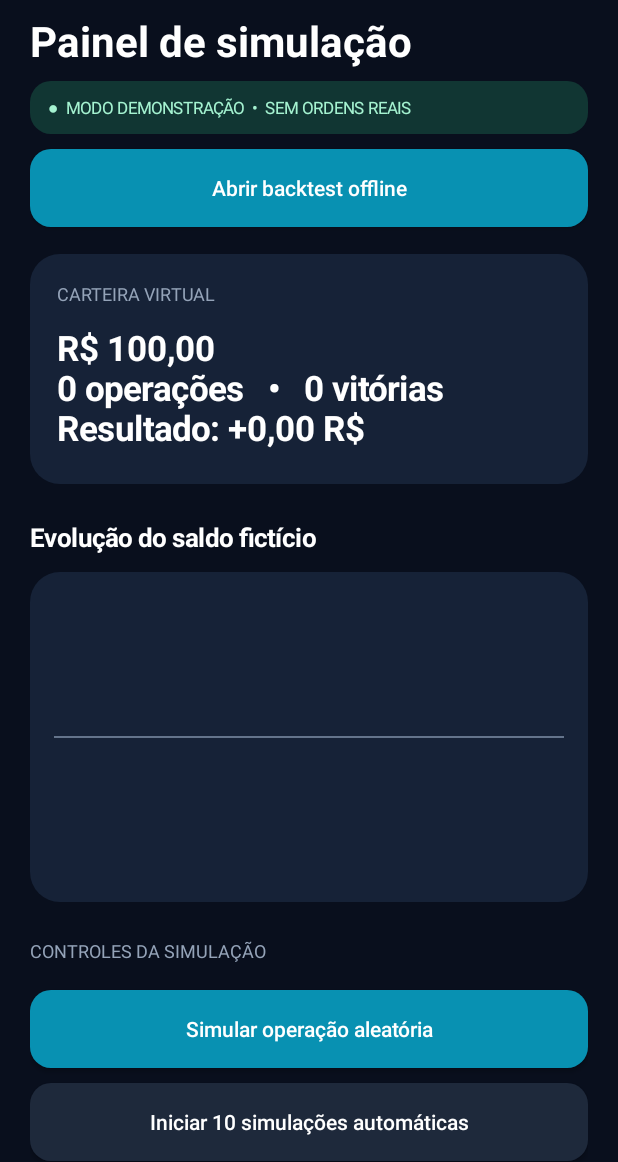
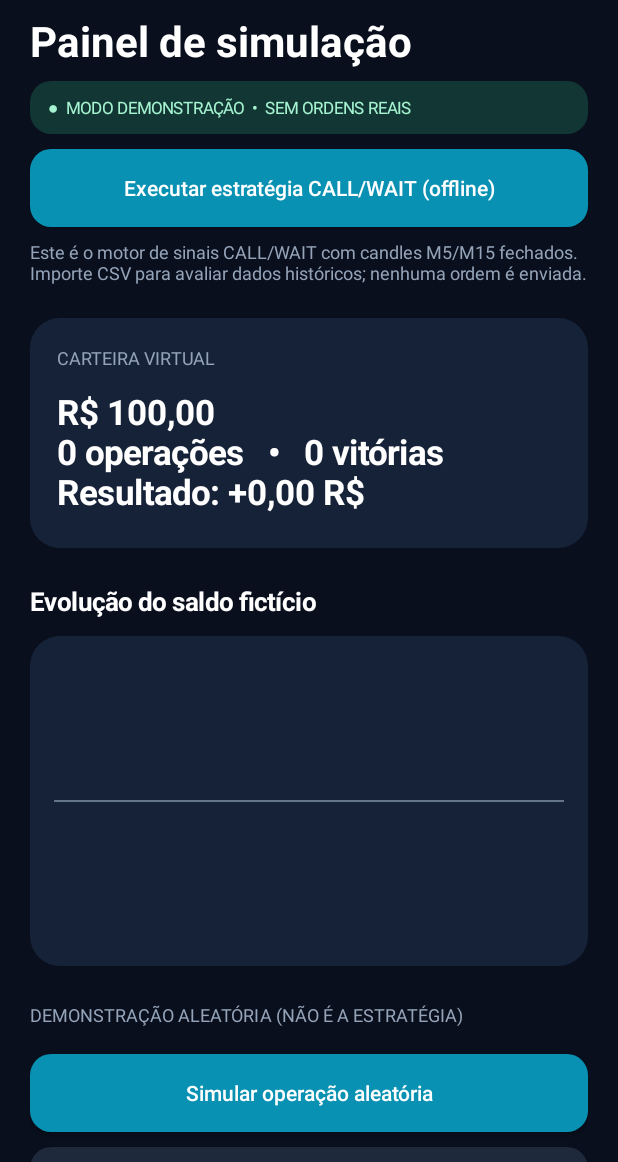
Before and after one commit to charlesilva45/iqbot-android-demo, an Android app: the screen it shows after launch (MainActivity), on a phone screen of 412 x 824 dp, the part 74-1236 px from its top. Run offline under Robolectric (Android 15) with nearby library versions, the phone set to English and light mode, and no system bars.

Commit message:
Clarify strategy entry point and distinguish offline CALL/WAIT from random demo

```diff
--- a/app/src/main/java/com/iqbot/demo/MainActivity.java
+++ b/app/src/main/java/com/iqbot/demo/MainActivity.java
@@ -62,8 +62,11 @@ public class MainActivity extends Activity {
         badge.setPadding(dp(12), dp(10), dp(12), dp(10));
         badge.setBackground(surface(Color.rgb(17, 54, 51), 14));
         root.addView(badge);
-        Button backtest = actionButton("Abrir backtest offline", Color.rgb(8, 145, 178), Color.WHITE);
+        Button backtest = actionButton("Executar estratégia CALL/WAIT (offline)", Color.rgb(8, 145, 178), Color.WHITE);
         root.addView(backtest, buttonParams());
+        TextView strategyNote = label("Este é o motor de sinais CALL/WAIT com candles M5/M15 fechados. Importe CSV para avaliar dados históricos; nenhuma ordem é enviada.", 12, Color.rgb(148, 163, 184));
+        strategyNote.setPadding(0, dp(8), 0, dp(4));
+        root.addView(strategyNote);
         backtest.setOnClickListener(v -> startActivity(new Intent(this, BacktestActivity.class)));
         LinearLayout balanceCard = new LinearLayout(this);
         balanceCard.setOrientation(LinearLayout.VERTICAL);
@@ -84,7 +87,7 @@ public class MainActivity extends Activity {
         chart = new EquityChart();
         chart.setBackground(surface(Color.rgb(22, 34, 55), 20));
         root.addView(chart, new LinearLayout.LayoutParams(-1, dp(220)));
-        TextView actions = label("CONTROLES DA SIMULAÇÃO", 12, Color.rgb(148, 163, 184));
+        TextView actions = label("DEMONSTRAÇÃO ALEATÓRIA (NÃO É A ESTRATÉGIA)", 12, Color.rgb(148, 163, 184));
         actions.setPadding(0, dp(24), 0, dp(8));
         root.addView(actions);
         Button single = actionButton("Simular operação aleatória", Color.rgb(8, 145, 178), Color.WHITE);
```
